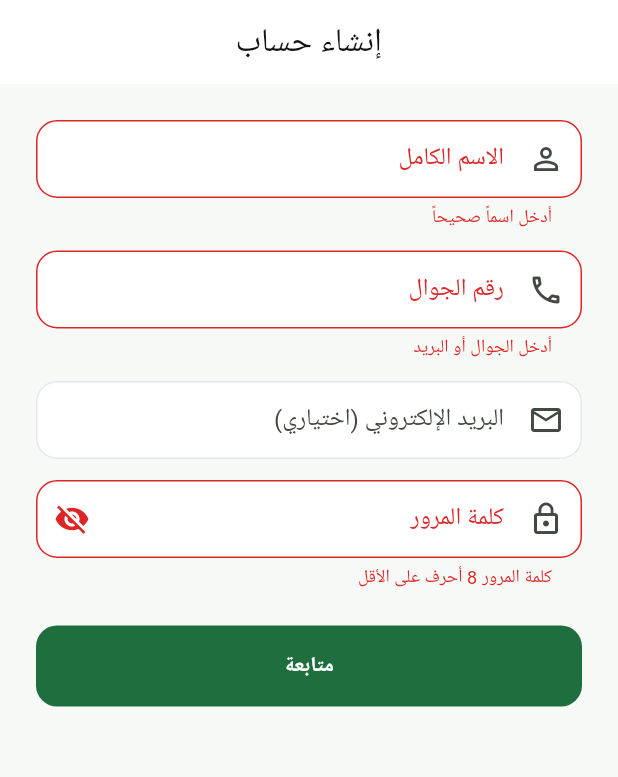
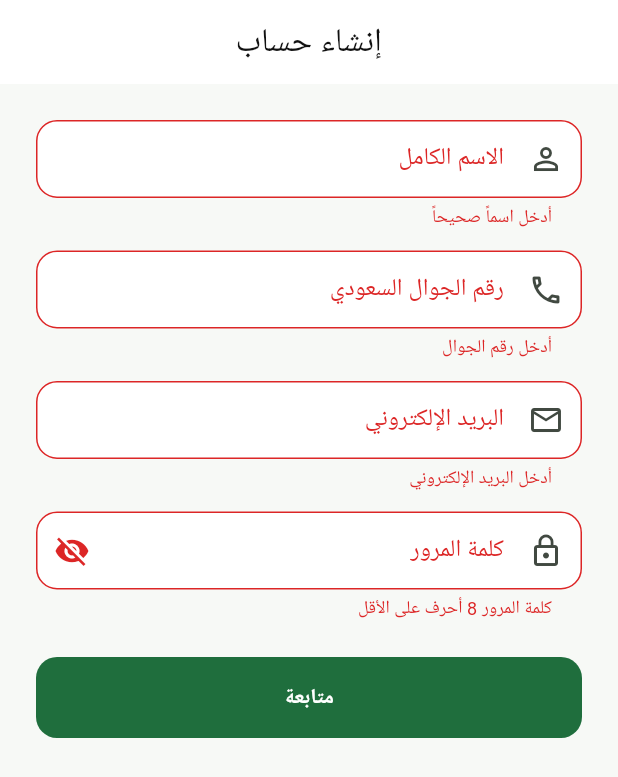
Before and after one commit to musabnage-beep/SOOG-, a Flutter app: the RegisterScreen screen opened by its route, after a tap on "متابعة", on a phone screen of 412 x 824 dp. Shown: the top 777 px of the screen. Run offline on Flutter 3.47's test engine with Material 3 defaults, Android fonts, the phone set to English and light mode, and no system bars; our stand-ins replace cached_network_image, dio, firebase_core, firebase_messaging, flutter_riverpod, flutter_secure_storage and 7 more; accounts and stored records are empty; network calls fail; Roboto replaces fonts that are missing (Cairo).

Commit message:
feat(auth): email-based OTP verification; require Saudi phone at signup
- Registration now requires BOTH a valid Saudi mobile and an email.
- OTP is emailed (no phone SMS); phone is stored but not OTP-verified.
- Customer login enforces email verification and re-sends the code by email.
- Mobile register screen: Saudi phone validation + E.164 normalization,
  email now required.

```diff
--- a/apps/mobile/lib/features/auth/register_screen.dart
+++ b/apps/mobile/lib/features/auth/register_screen.dart
@@ -32,16 +32,23 @@ class _RegisterScreenState extends ConsumerState<RegisterScreen> {
     super.dispose();
   }
 
+  /// Normalizes any accepted Saudi format to E.164 (+9665XXXXXXXX).
+  static String _normalizeSaudi(String v) {
+    var d = v.replaceAll(RegExp(r'[\s-]'), '');
+    d = d.replaceFirst(RegExp(r'^(\+966|00966|966|0)'), '');
+    return '+966$d';
+  }
+
   Future<void> _submit() async {
     if (!_formKey.currentState!.validate()) return;
     setState(() => _busy = true);
     try {
-      final phone = _phone.text.trim();
+      final phone = _normalizeSaudi(_phone.text.trim());
       final email = _email.text.trim();
       final target = await ref.read(authRepositoryProvider).register(
             fullName: _name.text.trim(),
-            phone: phone.isEmpty ? null : phone,
-            email: email.isEmpty ? null : email,
+            phone: phone,
+            email: email,
             password: _password.text,
           );
       if (!mounted) return;
@@ -90,14 +97,15 @@ class _RegisterScreenState extends ConsumerState<RegisterScreen> {
                   controller: _phone,
                   keyboardType: TextInputType.phone,
                   decoration: const InputDecoration(
-                    labelText: 'رقم الجوال',
-                    hintText: '+9665XXXXXXXX',
+                    labelText: 'رقم الجوال السعودي',
+                    hintText: '05XXXXXXXX',
                     prefixIcon: Icon(Icons.phone_outlined),
                   ),
                   validator: (v) {
-                    if ((v == null || v.trim().isEmpty) &&
-                        _email.text.trim().isEmpty) {
-                      return 'أدخل الجوال أو البريد';
+                    final d = (v ?? '').replaceAll(RegExp(r'[\s-]'), '');
+                    if (d.isEmpty) return 'أدخل رقم الجوال';
+                    if (!RegExp(r'^(\+966|00966|966|0)?5\d{8}$').hasMatch(d)) {
+                      return 'أدخل رقم جوال سعودي صحيح (05XXXXXXXX)';
                     }
                     return null;
                   },
@@ -107,9 +115,18 @@ class _RegisterScreenState extends ConsumerState<RegisterScreen> {
                   controller: _email,
                   keyboardType: TextInputType.emailAddress,
                   decoration: const InputDecoration(
-                    labelText: 'البريد الإلكتروني (اختياري)',
+                    labelText: 'البريد الإلكتروني',
+                    hintText: 'name@example.com',
                     prefixIcon: Icon(Icons.email_outlined),
                   ),
+                  validator: (v) {
+                    final s = (v ?? '').trim();
+                    if (s.isEmpty) return 'أدخل البريد الإلكتروني';
+                    if (!RegExp(r'^[^@\s]+@[^@\s]+\.[^@\s]+$').hasMatch(s)) {
+                      return 'أدخل بريداً إلكترونياً صحيحاً';
+                    }
+                    return null;
+                  },
                 ),
                 const SizedBox(height: 14),
                 TextFormField(
```
Also changed, not shown: 2 other files.
